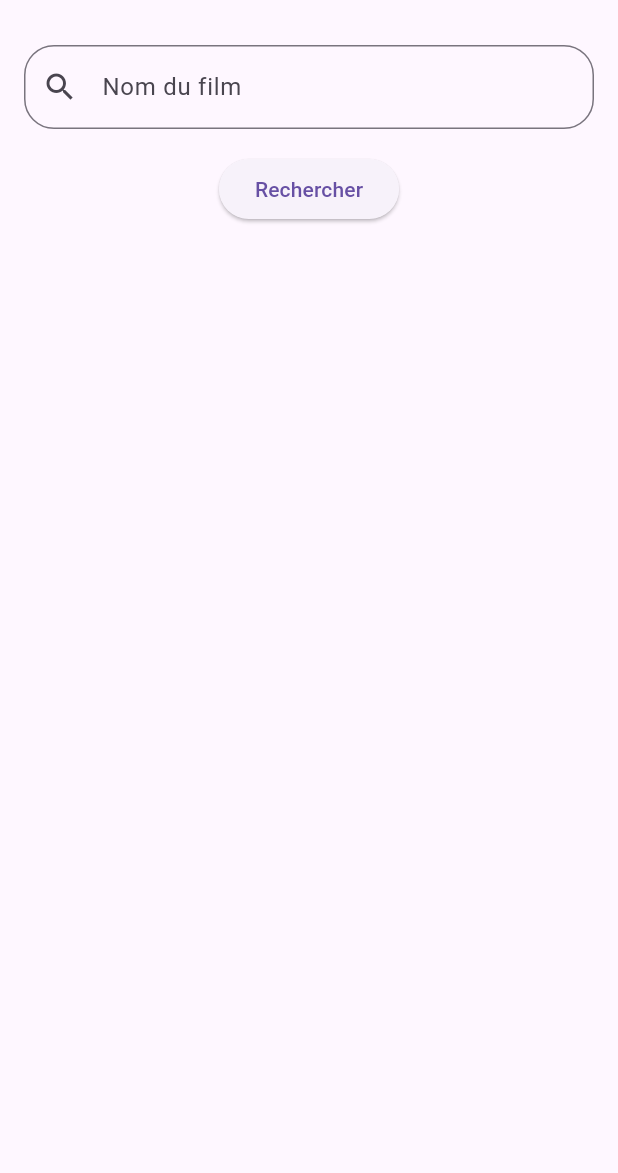
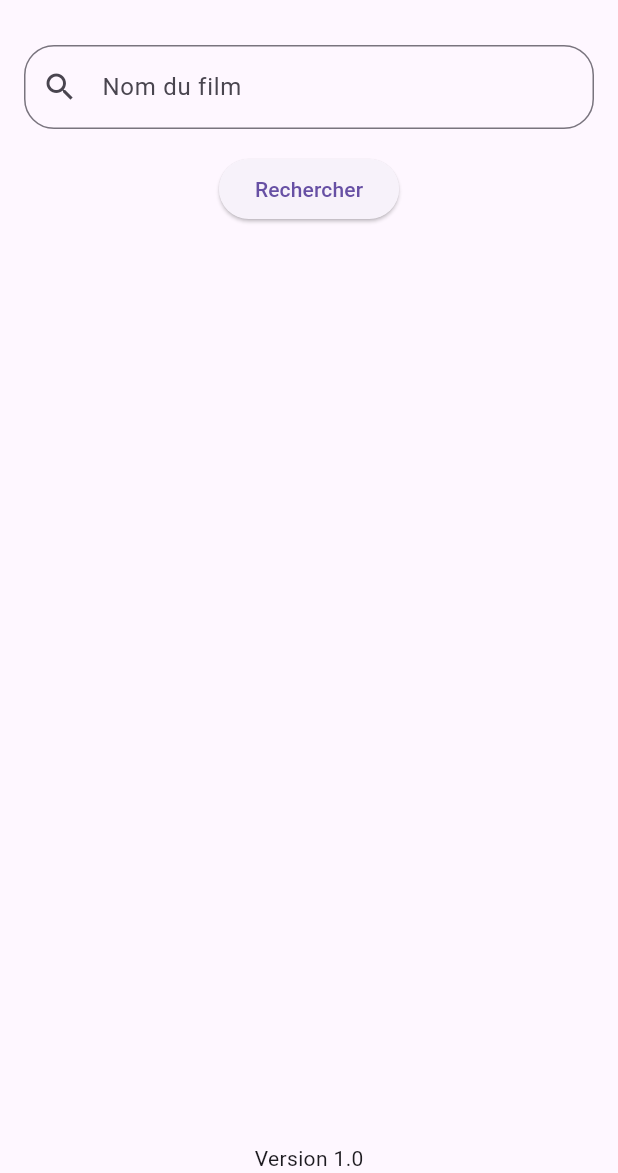
Before and after one commit to pierrebraem/BraemMedia, a Flutter app: the screen it shows after launch, on a phone screen of 412 x 824 dp, the part 63-1236 px from its top. Run offline on Flutter 3.47's test engine with Material 3 defaults, Android fonts, the phone set to English and light mode, and no system bars.

Commit message:
Mise à jour du code + affichage version

```diff
--- a/lib/Detail.dart
+++ b/lib/Detail.dart
@@ -36,7 +36,7 @@ class Detail extends StatelessWidget{
                 children: <Widget>[
                   Container(
                     padding: (
-                        EdgeInsets.only(left: 20, top: 20)
+                        const EdgeInsets.only(left: 20, top: 20)
                     ),
                   ),
                   Text("${(snapshot.data as dynamic)[0].title}", textAlign: TextAlign.center, style: TextStyle(color: Colors.cyan, fontSize: 40.0)),
--- a/lib/Recherche.dart
+++ b/lib/Recherche.dart
@@ -20,14 +20,14 @@ class Recherche extends StatelessWidget{
                   if(snapshot.hasData) {
                     return ListView.separated(
                       separatorBuilder: (context, index) =>
-                          Divider(color: Colors.cyan),
+                          const Divider(color: Colors.cyan),
                       itemCount: snapshot.data!.length,
                       itemBuilder: (context, index) {
                         return ListTile(
                             title: Text(
                               '${(snapshot.data as dynamic)[index].title}',
                               textAlign: TextAlign.center,
-                              style: TextStyle(
+                              style: const TextStyle(
                                   fontWeight: FontWeight.bold,
                                   color: Colors.cyan,
                                   fontSize: 20),
--- a/lib/main.dart
+++ b/lib/main.dart
@@ -38,14 +38,7 @@ class Execution extends StatefulWidget{
 
 class _AccueilState extends State<Execution>{
   final controller = TextEditingController();
-  //List<Film> films = exempleFilm;
   late Future<List<Film>> listeFilm;
-
-  /* @override
-  void dispose(){
-    controller.dispose();
-    super.dispose();
-  } */
 
   @override
   Widget build(BuildContext context){
@@ -79,8 +72,14 @@ class _AccueilState extends State<Execution>{
                 MaterialPageRoute(builder: (context) => Recherche(listeFilm: listeFilm)),
               );
             },
-            child: Text('Rechercher'),
+            child: const Text('Rechercher'),
           ),
+          Expanded(
+            child: Container(
+              alignment: Alignment.bottomCenter,
+              child: const Text('Version 1.0')
+            )
+          )
         ],
       ),
     );
```
